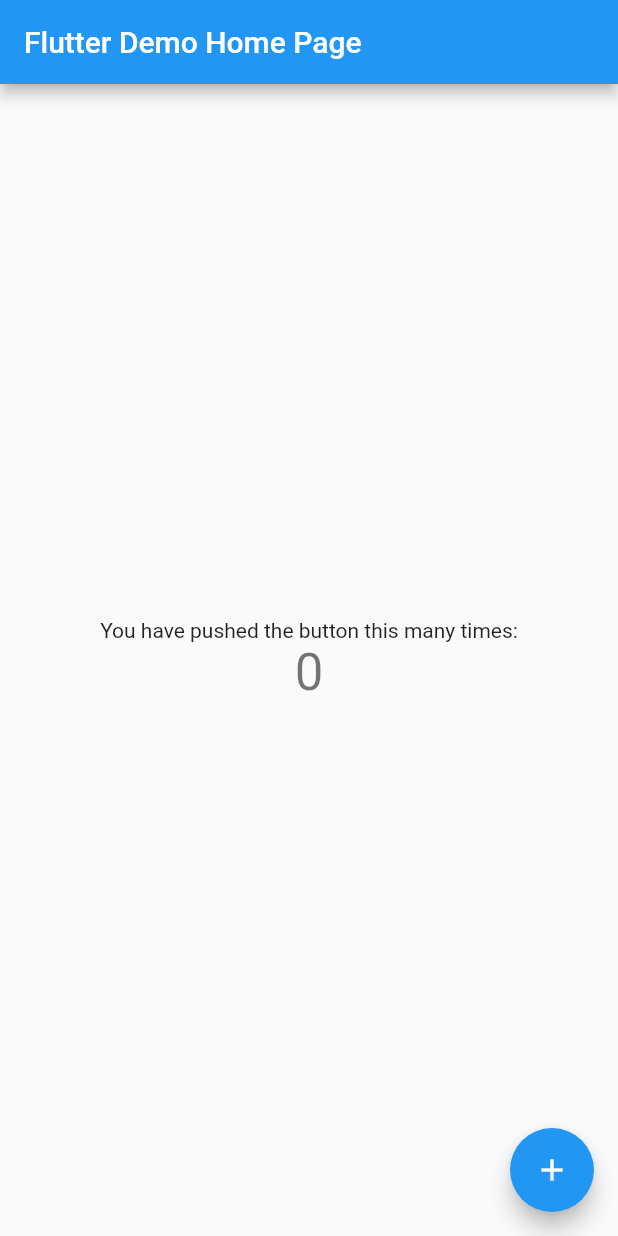
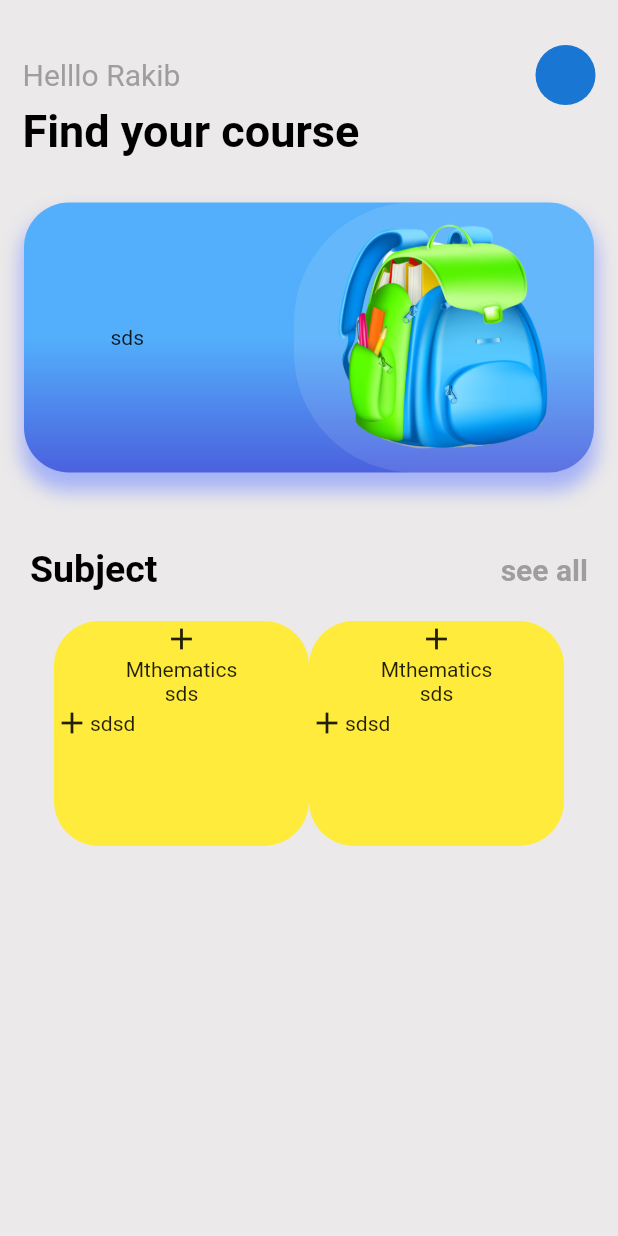
Before and after one commit to sayanths/-small-ui-_banglore, a Flutter app: the screen it shows after launch, on a phone screen of 412 x 824 dp. Run offline on Flutter 3.47's test engine with Material 2 defaults, Android fonts, the phone set to English and light mode, and no system bars.

Commit message:
custom container added

```diff
--- /dev/null
+++ b/lib/app/home_page/view/home_page.dart
@@ -0,0 +1,177 @@
+import 'package:flutter/material.dart';
+
+class HomePage extends StatelessWidget {
+  const HomePage({super.key});
+
+  @override
+  Widget build(BuildContext context) {
+    return Scaffold(
+      backgroundColor: const Color.fromARGB(255, 235, 233, 233),
+      body: SafeArea(
+        child: Column(
+          children: [
+            const SizedBox(
+              height: 30,
+            ),
+            Padding(
+              padding: const EdgeInsets.symmetric(horizontal: 15),
+              child: Column(
+                children: [
+                  Row(
+                    mainAxisAlignment: MainAxisAlignment.spaceBetween,
+                    children: const [
+                      Text(
+                        "Helllo Rakib",
+                        style: TextStyle(color: Colors.grey, fontSize: 20),
+                      ),
+                      CircleAvatar(),
+                    ],
+                  ),
+                  const Align(
+                      alignment: Alignment.centerLeft,
+                      child: Text(
+                        "Find your course",
+                        style: TextStyle(
+                            color: Colors.black,
+                            fontSize: 30,
+                            fontWeight: FontWeight.bold),
+                      ))
+                ],
+              ),
+            ),
+            const SizedBox(
+              height: 30,
+            ),
+            Container(
+              height: 180,
+              width: 380,
+              decoration: BoxDecoration(
+                gradient: const LinearGradient(
+                  begin: Alignment.bottomRight,
+                  colors: [
+                    Color.fromARGB(255, 75, 97, 222),
+                    Color.fromARGB(255, 83, 175, 251),
+                  ],
+                ),
+                boxShadow: const [
+                  BoxShadow(
+                      color: Color.fromARGB(255, 166, 178, 246),
+                      offset: Offset(-0, 10),
+                      blurRadius: 10,
+                      spreadRadius: 2),
+                ],
+                borderRadius: BorderRadius.circular(30),
+              ),
+              child: Row(
+                mainAxisAlignment: MainAxisAlignment.end,
+                children: [
+                  Container(
+
+                    child: Column(
+                      children: [
+                        Row(
+
+                          children: [
+                            Column(
+                              children: [
+                                Text("sds"),
+                              ],
+                            ),
+                            SizedBox(width: 100,),
+                            Container(
+                              height: 180,
+                              width: 200,
+                              decoration: const BoxDecoration(
+                                color: Colors.white10,
+                                borderRadius: BorderRadius.only(
+                                    topRight: Radius.circular(30),
+                                    bottomRight: Radius.circular(30),
+                                    bottomLeft: Radius.circular(80),
+                                    topLeft: Radius.circular(80)),
+                              ),
+                              child: Padding(
+                                padding: const EdgeInsets.all(10.0),
+                                child: Image.asset(
+                                  "assets/bag.png",
+                                ),
+                              ),
+                            ),
+                          ],
+                        ),
+                      ],
+                    ),
+                  ),
+                ],
+              ),
+            ),
+            const SizedBox(
+              height: 30,
+            ),
+            Padding(
+              padding: const EdgeInsets.symmetric(horizontal: 20, vertical: 20),
+              child: Row(
+                mainAxisAlignment: MainAxisAlignment.spaceBetween,
+                children: const [
+                  Text(
+                    "Subject",
+                    style: TextStyle(
+                        color: Colors.black,
+                        fontSize: 25,
+                        fontWeight: FontWeight.bold),
+                  ),
+                  Text(
+                    "see all",
+                    style: TextStyle(
+                        color: Colors.grey,
+                        fontSize: 20,
+                        fontWeight: FontWeight.bold),
+                  ),
+                ],
+              ),
+            ),
+            Wrap(
+              children: [
+                Container(
+                  height: 150,
+                  width: 170,
+                  decoration: BoxDecoration(
+                    color: Colors.yellow,
+                    borderRadius: BorderRadius.circular(30),
+                  ),
+                  child: Column(
+                    children: [
+                      const Icon(Icons.add),
+                      const Text("Mthematics"),
+                      const Text("sds"),
+                      Row(
+                        children: const [Icon(Icons.add), Text("sdsd")],
+                      ),
+                    ],
+                  ),
+                ),
+                Container(
+                  height: 150,
+                  width: 170,
+                  decoration: BoxDecoration(
+                    color: Colors.yellow,
+                    borderRadius: BorderRadius.circular(30),
+                  ),
+                  child: Column(
+                    children: [
+                      const Icon(Icons.add),
+                      const Text("Mthematics"),
+                      const Text("sds"),
+                      Row(
+                        children: const [Icon(Icons.add), Text("sdsd")],
+                      ),
+                    ],
+                  ),
+                ),
+              ],
+            ),
+          ],
+        ),
+      ),
+    );
+  }
+}
--- a/lib/main.dart
+++ b/lib/main.dart
@@ -1,3 +1,4 @@
+import 'package:another_ui_banglore/app/home_page/view/home_page.dart';
 import 'package:flutter/material.dart';
 
 void main() {
@@ -24,92 +25,7 @@
         // is not restarted.
         primarySwatch: Colors.blue,
       ),
-      home: const MyHomePage(title: 'Flutter Demo Home Page'),
+      home: const HomePage(),
     );
   }
 }
-
-class MyHomePage extends StatefulWidget {
-  const MyHomePage({super.key, required this.title});
-
-  // This widget is the home page of your application. It is stateful, meaning
-  // that it has a State object (defined below) that contains fields that affect
-  // how it looks.
-
-  // This class is the configuration for the state. It holds the values (in this
-  // case the title) provided by the parent (in this case the App widget) and
-  // used by the build method of the State. Fields in a Widget subclass are
-  // always marked "final".
-
-  final String title;
-
-  @override
-  State<MyHomePage> createState() => _MyHomePageState();
-}
-
-class _MyHomePageState extends State<MyHomePage> {
-  int _counter = 0;
-
-  void _incrementCounter() {
-    setState(() {
-      // This call to setState tells the Flutter framework that something has
-      // changed in this State, which causes it to rerun the build method below
-      // so that the display can reflect the updated values. If we changed
-      // _counter without calling setState(), then the build method would not be
-      // called again, and so nothing would appear to happen.
-      _counter++;
-    });
-  }
-
-  @override
-  Widget build(BuildContext context) {
-    // This method is rerun every time setState is called, for instance as done
-    // by the _incrementCounter method above.
-    //
-    // The Flutter framework has been optimized to make rerunning build methods
-    // fast, so that you can just rebuild anything that needs updating rather
-    // than having to individually change instances of widgets.
-    return Scaffold(
-      appBar: AppBar(
-        // Here we take the value from the MyHomePage object that was created by
-        // the App.build method, and use it to set our appbar title.
-        title: Text(widget.title),
-      ),
-      body: Center(
-        // Center is a layout widget. It takes a single child and positions it
-        // in the middle of the parent.
-        child: Column(
-          // Column is also a layout widget. It takes a list of children and
-          // arranges them vertically. By default, it sizes itself to fit its
-          // children horizontally, and tries to be as tall as its parent.
-          //
-          // Invoke "debug painting" (press "p" in the console, choose the
-          // "Toggle Debug Paint" action from the Flutter Inspector in Android
-          // Studio, or the "Toggle Debug Paint" command in Visual Studio Code)
-          // to see the wireframe for each widget.
-          //
-          // Column has various properties to control how it sizes itself and
-          // how it positions its children. Here we use mainAxisAlignment to
-          // center the children vertically; the main axis here is the vertical
-          // axis because Columns are vertical (the cross axis would be
-          // horizontal).
-          mainAxisAlignment: MainAxisAlignment.center,
-          children: <Widget>[
-            const Text(
-              'You have pushed the button this many times:',
-            ),
-            Text(
-              '$_counter',
-              style: Theme.of(context).textTheme.headline4,
-            ),
-          ],
-        ),
-      ),
-      floatingActionButton: FloatingActionButton(
-        onPressed: _incrementCounter,
-        tooltip: 'Increment',
-        child: const Icon(Icons.add),
-      ), // This trailing comma makes auto-formatting nicer for build methods.
-    );
-  }
-}
--- a/pubspec.yaml
+++ b/pubspec.yaml
@@ -60,8 +60,8 @@
   uses-material-design: true
 
   # To add assets to your application, add an assets section, like this:
-  # assets:
-  #   - images/a_dot_burr.jpeg
+  assets:
+    - assets/
   #   - images/a_dot_ham.jpeg
 
   # An image asset can refer to one or more resolution-specific "variants", see
```
Also changed, not shown: assets/bag.png (added), assets/beaker.png (added), assets/language.png (added), assets/pie_chart.png (added), assets/satelite.png (added).
